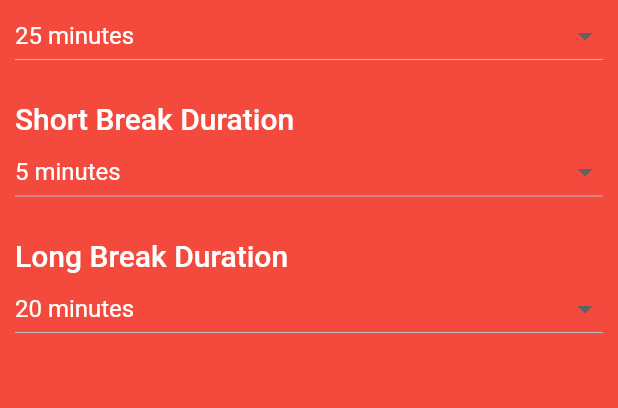
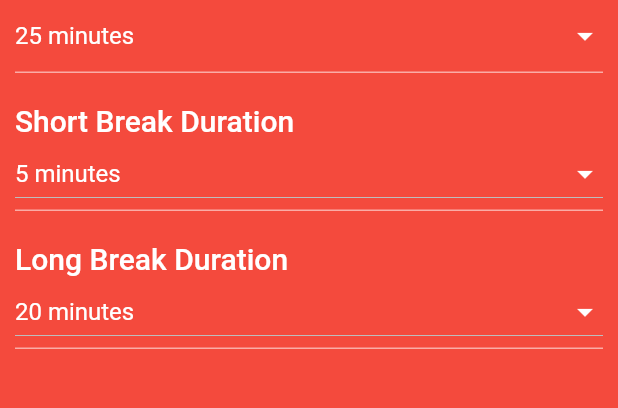
Before and after one commit to LCmaster/flutter_pomodoro, a Flutter app: the SettingsPage screen opened by its route, on a phone screen of 412 x 824 dp, the part 317-725 px from its top. Run offline on Flutter 3.47's test engine with Material 2 defaults, Android fonts, the light colour scheme and no system bars; our stand-ins replace audioplayers, get, get_storage; accounts and stored records are empty.

Commit message:
Fixing Dropdown Style

```diff
--- a/lib/pages/settings/widgets/timer_section.dart
+++ b/lib/pages/settings/widgets/timer_section.dart
@@ -33,7 +33,16 @@ class TimerSection extends StatelessWidget {
                 'Pomodoro Duration',
                 style: Theme.of(context).textTheme.headline6,
               ),
-              DropdownButton(
+              Container(
+                decoration: const BoxDecoration(
+                  border: Border(
+                      bottom: BorderSide(
+                        color: Colors.white54,
+                        width: 1,
+                      )
+                  ),
+                ),
+                child: DropdownButton(
                   isExpanded: true,
                   items: kPomodoroDurationList
                       .map(
@@ -45,6 +54,9 @@ class TimerSection extends StatelessWidget {
                       .toList(),
                   onChanged: pomodoroDurationCallback,
                   value: pomodoroDuration,
+                  iconEnabledColor: Colors.white,
+                  underline: const SizedBox(),
+                ),
               ),
             ],
           ),
@@ -58,7 +70,16 @@ class TimerSection extends StatelessWidget {
                 'Short Break Duration',
                 style: Theme.of(context).textTheme.headline6,
               ),
-              DropdownButton(
+              Container(
+                decoration: const BoxDecoration(
+                  border: Border(
+                      bottom: BorderSide(
+                        color: Colors.white54,
+                        width: 1,
+                      )
+                  ),
+                ),
+                child: DropdownButton(
                   isExpanded: true,
                   items: kShortBreakDurationList
                       .map(
@@ -70,6 +91,8 @@ class TimerSection extends StatelessWidget {
                       .toList(),
                   onChanged: shortBreakDurationCallback,
                   value: shortBreakDuration,
+                  iconEnabledColor: Colors.white,
+                ),
               ),
             ],
           ),
@@ -83,7 +106,16 @@ class TimerSection extends StatelessWidget {
                 'Long Break Duration',
                 style: Theme.of(context).textTheme.headline6,
               ),
-              DropdownButton(
+              Container(
+                decoration: const BoxDecoration(
+                  border: Border(
+                    bottom: BorderSide(
+                      color: Colors.white54,
+                      width: 1,
+                    )
+                  ),
+                ),
+                child: DropdownButton(
                   isExpanded: true,
                   items: kLongBreakDurationList
                       .map(
@@ -95,6 +127,8 @@ class TimerSection extends StatelessWidget {
                       .toList(),
                   onChanged: longBreakDurationCallback,
                   value: longBreakDuration,
+                  iconEnabledColor: Colors.white,
+                ),
               ),
             ],
           ),
```
Lines whose indentation alone changed are shown as unchanged.
